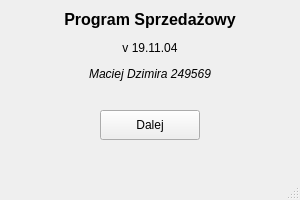
Old version of the form entrywindow.ui in the repository DzimiX/ProgramSprzedazowy.
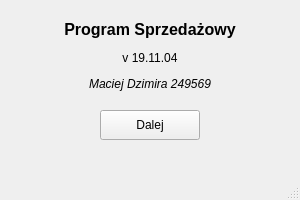
New version of the form.

The edit to the form file:
```diff
--- a/entrywindow.ui
+++ b/entrywindow.ui
@@ -33,7 +33,7 @@
       <x>10</x>
       <y>10</y>
       <width>280</width>
-      <height>71</height>
+      <height>91</height>
      </rect>
     </property>
     <property name="text">
```
